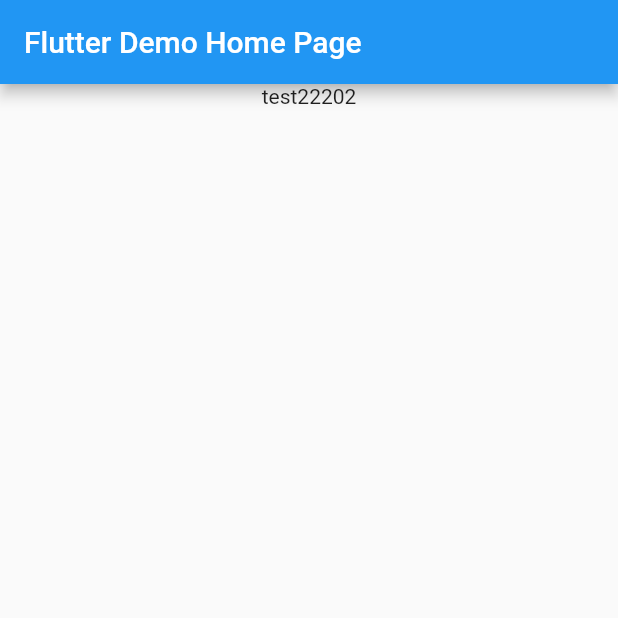
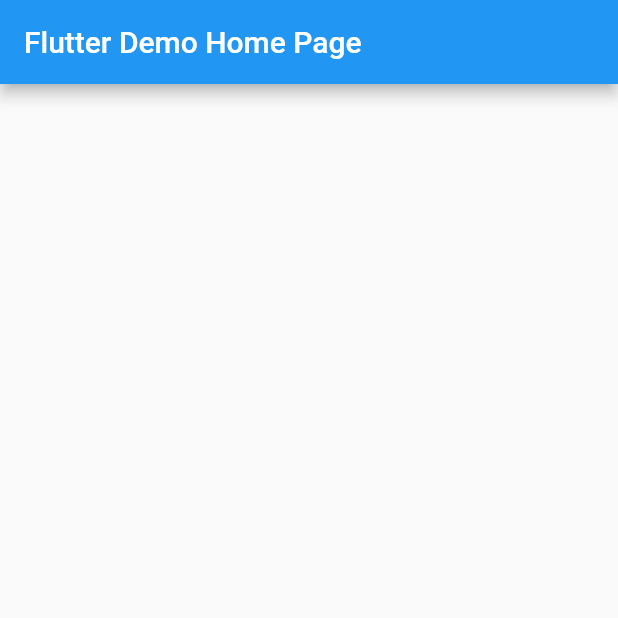
Before and after one commit to gradtest001/testgrad, a Flutter app: the screen it shows after launch, on a phone screen of 412 x 824 dp, the top half of it. Run offline on Flutter 3.47's test engine with Material 2 defaults, Android fonts, the phone set to English and light mode, and no system bars.

Commit message:
first commit

```diff
--- a/lib/main.dart
+++ b/lib/main.dart
@@ -49,7 +49,7 @@ class _MyHomePageState extends State<MyHomePage> {
       body:  Center(
         child: Column(
           children: [
-            Text('test22202'),
+
           ],
         ),
       ),
```
